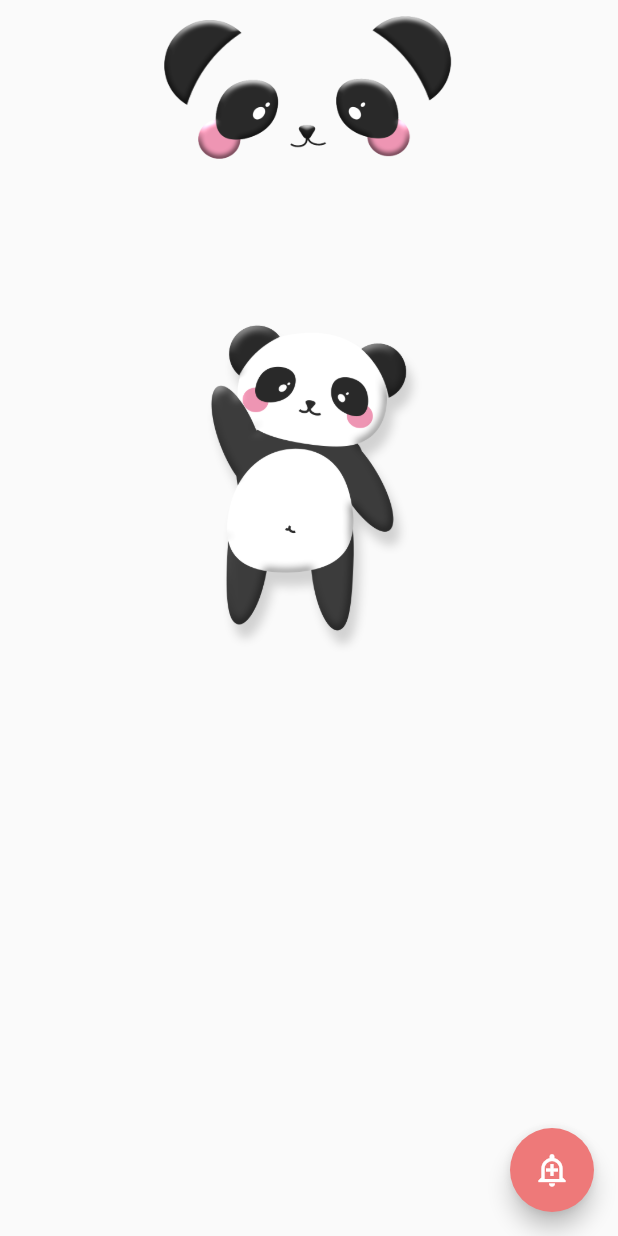
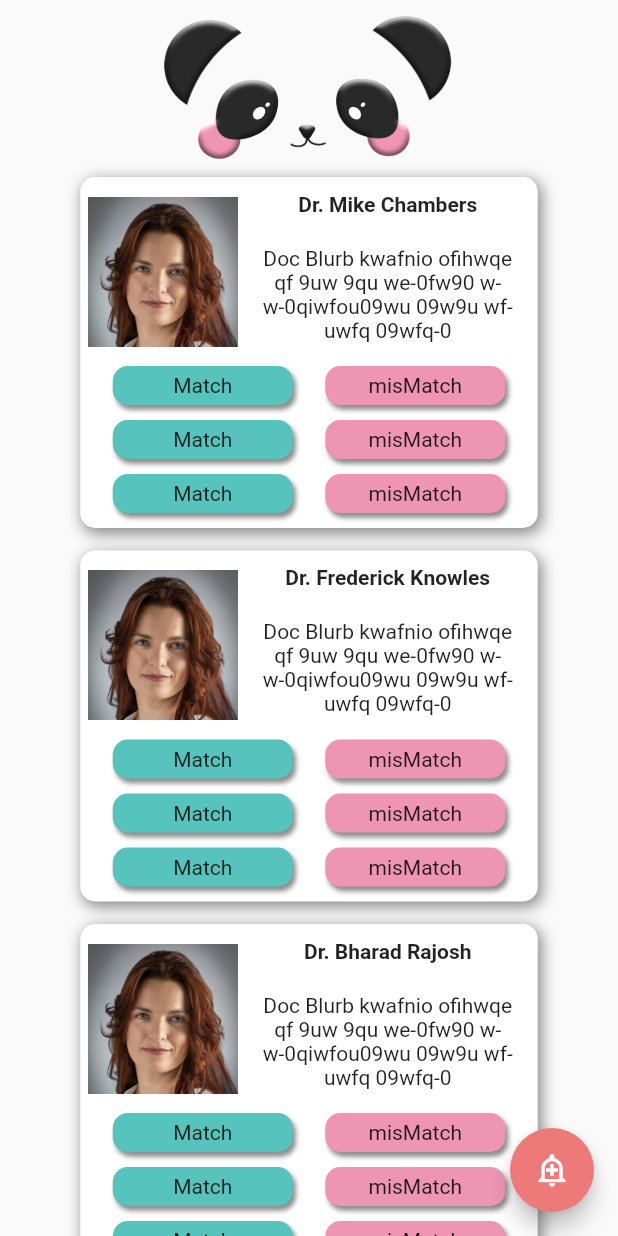
Before and after one commit to Milind220/CityHack22-DDD, a Flutter app: the ViewAllScreen screen opened by its route, on a phone screen of 412 x 824 dp. Run offline on Flutter 3.47's test engine with Material 2 defaults, Android fonts, the phone set to English and light mode, and no system bars; our stand-ins replace firebase_auth, firebase_core, google_fonts, google_sign_in, syncfusion_flutter_datepicker; missing offline and left inert: dart:ffi; accounts and stored records are empty; network calls fail.

Commit message:
Maybe working?

```diff
--- a/lib/components/doctorlisttile.dart
+++ b/lib/components/doctorlisttile.dart
@@ -67,7 +67,7 @@ class NameArea extends StatelessWidget {
                 padding: EdgeInsets.all(10),
                 child: Text(
                   docName,
-                  style: TextStyle(fontSize: 28, fontWeight: FontWeight.bold),
+                  style: TextStyle(fontSize: 14, fontWeight: FontWeight.bold),
                 ),
               ),
               Container(
--- a/lib/main.dart
+++ b/lib/main.dart
@@ -7,9 +7,6 @@ import 'package:sampleapp/routes.dart';
 
 // Import the firebase_core plugin
 import 'package:firebase_core/firebase_core.dart';
-
-import 'backend/data_manager.dart';
-import 'utils/dataStore.dart';
 //hello im Mike
 //Chamberlin is better than Mike
 
@@ -54,7 +51,6 @@ class _AppState extends State<App> {
 
         if (snapshot.connectionState == ConnectionState.done) {
           return MaterialApp(
-            debugShowCheckedModeBanner: false,
             routes: appRoutes,
             initialRoute: '/',
           );
--- a/lib/pages/view_all.dart
+++ b/lib/pages/view_all.dart
@@ -1,11 +1,20 @@
 import 'package:flutter/material.dart';
 import '../components/crisisbutton.dart';
 import '../components/doctorlisttile.dart';
+//import 'package:flutter/material.dart';
+import 'package:sampleapp/backend/data_manager.dart';
+import 'package:sampleapp/backend/recommendation_system.dart';
+//import 'package:sampleapp/utils/consts.dart';
+import 'package:sampleapp/utils/dataStore.dart';
+//import '../components/crisisbutton.dart';
+//import '../components/doctorlisttile.dart';
+//import '../constants.dart';
 
 class ViewAllScreen extends StatelessWidget {
   const ViewAllScreen({Key? key}) : super(key: key);
 
   @override
+  //commendations(loggedInUser!, allHealthcareProviders, 5);
   Widget build(BuildContext context) {
     List<String> doctorpics = [
       'assets/images/Doc1.jpeg',
@@ -23,12 +32,12 @@ class ViewAllScreen extends StatelessWidget {
               margin: EdgeInsets.all(9),
               height: 100,
               child: Image.asset('assets/images/pinpan_thinhead.png')),
-          // DoctorListTile(),
-          //DoctorListTile(),
-          //DoctorListTile(),
-          // DoctorListTile(),
-          // DoctorListTile(),
-          // DoctorListTile(),
+          DoctorListTile(docName: 'Dr. Mike Chambers'),
+          DoctorListTile(docName: 'Dr. Frederick Knowles'),
+          DoctorListTile(docName: 'Dr. Bharad Rajosh'),
+          DoctorListTile(docName: 'Dr. Gimmie Zimmerwoman'),
+          DoctorListTile(docName: 'Dr. Leo Fridjeoff'),
+          DoctorListTile(docName: 'Dr. Milind Sharma'),
           Image.asset('assets/images/pinpan.png'),
         ],
       ),
```
Also changed, not shown: lib/pages/main_feed.dart (+15 -23 lines).
